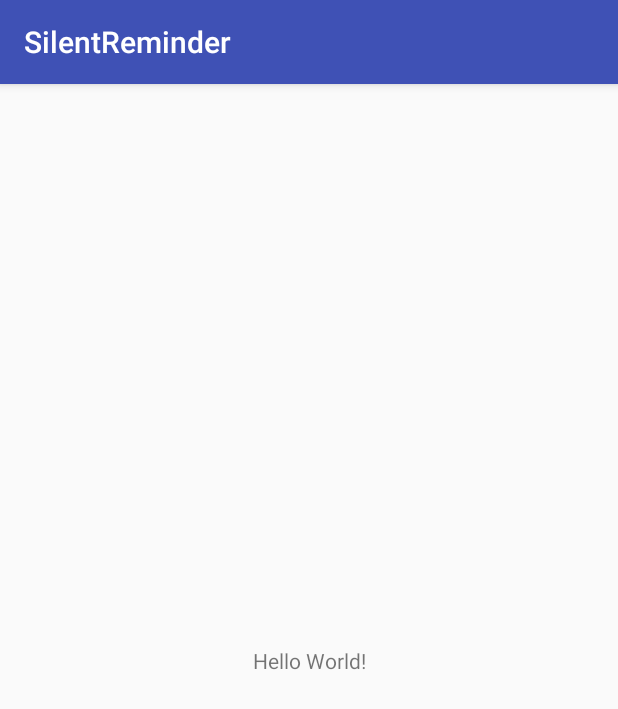
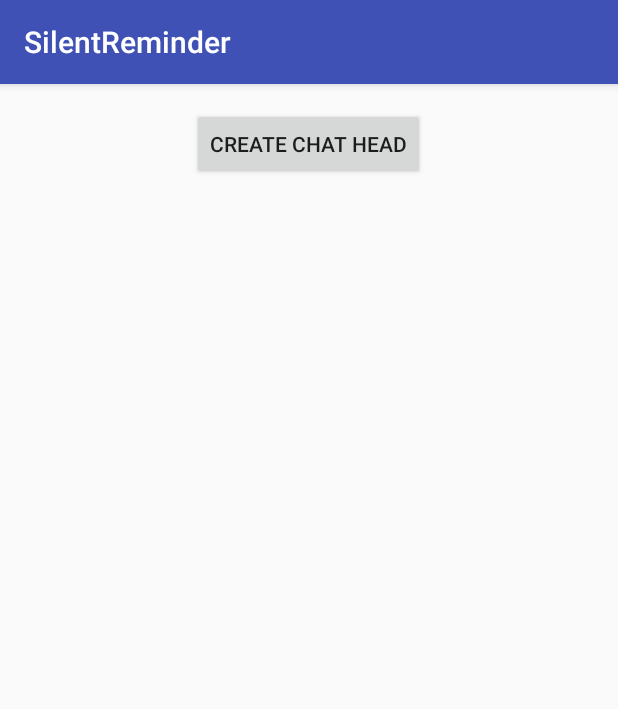
Before and after one commit to MurugappanV/Reminder, an Android app: the screen it shows after launch (MainActivity), on a phone screen of 412 x 824 dp. Shown: the top 709 px of the screen. Run offline under Robolectric (Android 15) with nearby library versions, the phone set to English and light mode, and no system bars.

Commit message:
added sample

```diff
--- a/SilentReminder/app/src/main/AndroidManifest.xml
+++ b/SilentReminder/app/src/main/AndroidManifest.xml
@@ -2,6 +2,7 @@
 <manifest xmlns:android="http://schemas.android.com/apk/res/android"
     package="com.rethinking.silentreminder">
 
+    <uses-permission android:name="android.permission.SYSTEM_ALERT_WINDOW"/>
     <application
         android:allowBackup="true"
         android:icon="@mipmap/ic_launcher"
@@ -16,6 +17,8 @@
                 <category android:name="android.intent.category.LAUNCHER" />
             </intent-filter>
         </activity>
+        <service
+            android:name=".OverlayService"/>
     </application>
 
 </manifest>
--- /dev/null
+++ b/SilentReminder/app/src/main/java/com/rethinking/silentreminder/MainActivity.java
@@ -0,0 +1,71 @@
+package com.rethinking.silentreminder;
+
+/**
+ * Created by Murugappan V on 10/19/2018.
+ */
+
+import android.content.Intent;
+import android.net.Uri;
+import android.os.Build;
+import android.os.Bundle;
+import android.provider.Settings;
+import android.support.v7.app.AppCompatActivity;
+import android.view.View;
+import android.widget.Toast;
+
+public class MainActivity extends AppCompatActivity {
+    private static final int CODE_DRAW_OVER_OTHER_APP_PERMISSION = 2084;
+
+    @Override
+    protected void onCreate(Bundle savedInstanceState) {
+        super.onCreate(savedInstanceState);
+        setContentView(R.layout.activity_main);
+
+        //Check if the application has draw over other apps permission or not?
+        //This permission is by default available for API<23. But for API > 23
+        //you have to ask for the permission in runtime.
+        if (Build.VERSION.SDK_INT >= Build.VERSION_CODES.M && !Settings.canDrawOverlays(this)) {
+
+            //If the draw over permission is not available open the settings screen
+            //to grant the permission.
+            Intent intent = new Intent(Settings.ACTION_MANAGE_OVERLAY_PERMISSION,
+                    Uri.parse("package:" + getPackageName()));
+            startActivityForResult(intent, CODE_DRAW_OVER_OTHER_APP_PERMISSION);
+        } else {
+            initializeView();
+        }
+    }
+
+    /**
+     * Set and initialize the view elements.
+     */
+    private void initializeView() {
+        findViewById(R.id.notify_me).setOnClickListener(new View.OnClickListener() {
+            @Override
+            public void onClick(View view) {
+                startService(new Intent(MainActivity.this, OverlayService.class));
+                finish();
+            }
+        });
+    }
+
+    @Override
+    protected void onActivityResult(int requestCode, int resultCode, Intent data) {
+        if (requestCode == CODE_DRAW_OVER_OTHER_APP_PERMISSION) {
+
+            //Check if the permission is granted or not.
+            // Settings activity never returns proper value so instead check with following method
+            if (Settings.canDrawOverlays(this)) {
+                initializeView();
+            } else { //Permission is not available
+                Toast.makeText(this,
+                        "Draw over other app permission not available. Closing the application",
+                        Toast.LENGTH_SHORT).show();
+
+                finish();
+            }
+        } else {
+            super.onActivityResult(requestCode, resultCode, data);
+        }
+    }
+}
--- a/SilentReminder/app/src/main/java/com/rethinking/silentreminder/MainActivity.kt
+++ /dev/null
@@ -1,12 +0,0 @@
-package com.rethinking.silentreminder
-
-import android.support.v7.app.AppCompatActivity
-import android.os.Bundle
-
-class MainActivity : AppCompatActivity() {
-
-    override fun onCreate(savedInstanceState: Bundle?) {
-        super.onCreate(savedInstanceState)
-        setContentView(R.layout.activity_main)
-    }
-}
--- a/SilentReminder/app/src/main/res/layout/activity_main.xml
+++ b/SilentReminder/app/src/main/res/layout/activity_main.xml
@@ -6,13 +6,24 @@
     android:layout_height="match_parent"
     tools:context="com.rethinking.silentreminder.MainActivity">
 
-    <TextView
-        android:layout_width="wrap_content"
-        android:layout_height="wrap_content"
-        android:text="Hello World!"
-        app:layout_constraintBottom_toBottomOf="parent"
-        app:layout_constraintLeft_toLeftOf="parent"
-        app:layout_constraintRight_toRightOf="parent"
-        app:layout_constraintTop_toTopOf="parent" />
+    <RelativeLayout
+        xmlns:android="http://schemas.android.com/apk/res/android"
+        xmlns:tools="http://schemas.android.com/tools"
+        android:layout_width="match_parent"
+        android:layout_height="match_parent"
+        android:paddingBottom="16dp"
+        android:paddingLeft="16dp"
+        android:paddingRight="16dp"
+        android:paddingTop="16dp"
+        tools:context="com.example.chatheads.MainActivity">
+
+        <Button
+            android:id="@+id/notify_me"
+            android:layout_width="wrap_content"
+            android:layout_height="wrap_content"
+            android:layout_centerHorizontal="true"
+            android:gravity="center"
+            android:text="Create chat head"/>
+    </RelativeLayout>
 
 </android.support.constraint.ConstraintLayout>
```
Also changed, not shown: SilentReminder/app/src/main/java/com/rethinking/silentreminder/OverlayService.java (added, +122 -0 lines), SilentReminder/app/src/main/res/layout/layout_overlay.xml (added, +28 -0 lines), SilentReminder/app/src/main/res/drawable/ic_android_circle.png (added), SilentReminder/app/src/main/res/drawable/ic_close.png (added).
